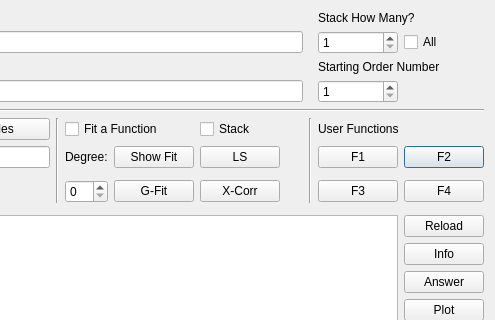
First picture: the form in SecondGui.ui, repository tboudreaux/PHY-2002, before the edit; both pictures show x 140 to 635 and y 0 to 320 of the 635 by 774 pixel window.
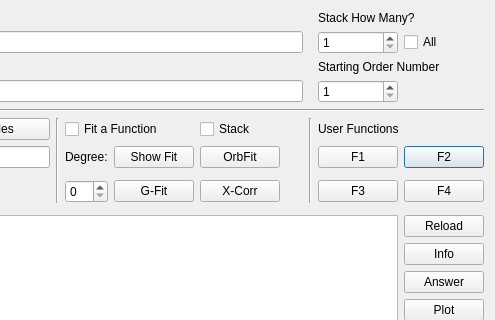
Second picture: the form after the edit.

What changed in the file:
```diff
--- a/SecondGui.ui
+++ b/SecondGui.ui
@@ -239,7 +239,7 @@
    <item row="10" column="6">
     <widget class="QPushButton" name="LS">
      <property name="text">
-      <string>LS</string>
+      <string>OrbFit</string>
      </property>
     </widget>
    </item>
```
